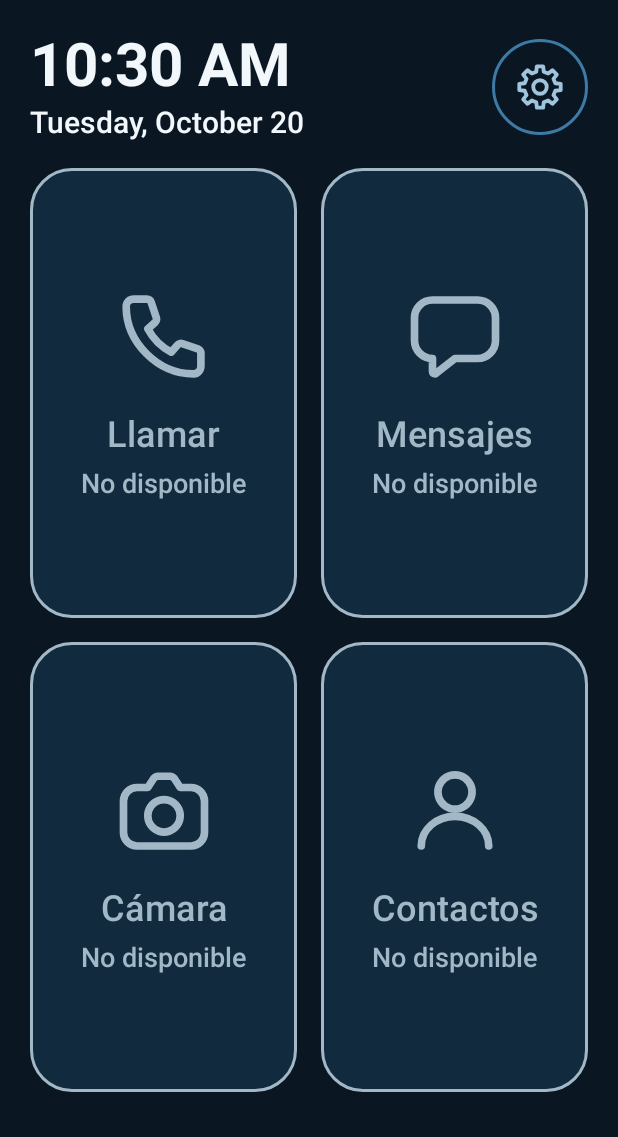
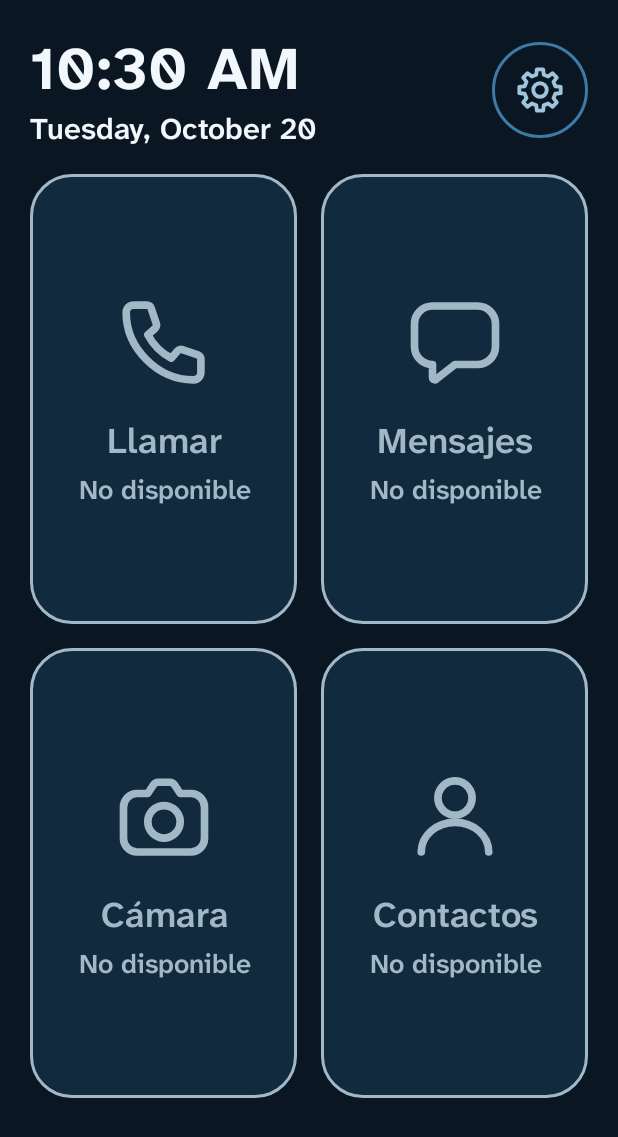
Before and after one commit to JaviBrozos/Coida, an Android app built with Jetpack Compose: the screen it shows after launch (LauncherActivity), on a phone screen of 412 x 824 dp. Shown: the top 1137 px of the screen. Run offline under Robolectric (Android 15) with nearby library versions, the phone set to English and light mode, and no system bars.

Commit message:
Cambia la letra de la app a Atkinson Hyperlegible Next
Cuatro grosores dentro del APK y el cuerpo en SemiBold (D-44). Es más ancha que Roboto: al 200 % en 360 dp «Contactos» pedía tres líneas y se cortaba, así que las casillas de app admiten cuatro, como las de contacto.

Co-Authored-By: Claude Opus 5.5 <noreply@anthropic.com>
Claude-Session: https://claude.ai/code/session_01D2UzY2ZPhFPG6SWEDPTd8v

```diff
--- a/app/src/main/java/com/doado/core/ui/Type.kt
+++ b/app/src/main/java/com/doado/core/ui/Type.kt
@@ -2,8 +2,10 @@ package com.doado.core.ui
 
 import androidx.compose.material3.Typography
 import androidx.compose.ui.text.TextStyle
+import androidx.compose.ui.text.font.Font
 import androidx.compose.ui.text.font.FontFamily
 import androidx.compose.ui.text.font.FontWeight
+import com.doado.R
 import androidx.compose.ui.text.style.LineHeightStyle
 import androidx.compose.ui.unit.sp
 
@@ -11,14 +13,30 @@ import androidx.compose.ui.unit.sp
  * Escala tipográfica de Doado: aproximadamente 1.5x la de Material 3.
  *
  * Material usa 16sp para el cuerpo de texto; aquí el cuerpo arranca en 24sp.
- * Además subimos el grosor (Medium/SemiBold en lugar de Normal) porque a tamaños
- * grandes un trazo fino pierde legibilidad para quien tiene poca visión, y
- * dejamos el interletrado a 0: el espaciado negativo de Material apelmaza el
- * texto cuando se amplía.
+ * Además subimos el grosor (SemiBold en cuerpo y etiquetas, Bold en titulares)
+ * porque a tamaños grandes un trazo fino pierde legibilidad para quien tiene
+ * poca visión, y dejamos el interletrado a 0: el espaciado negativo de Material
+ * apelmaza el texto cuando se amplía.
+ *
+ * La letra es Atkinson Hyperlegible Next (D-44), hecha para lectores con poca
+ * vista: no confunde I, l y 1, ni 0 y O. Va dentro del APK, así que se ve igual en
+ * todas las marcas y no depende de ninguna descarga.
  *
  * Todo va en sp, así que además respeta el tamaño de fuente que el usuario haya
  * configurado en los ajustes de accesibilidad del sistema.
  */
+
+/**
+ * Los cuatro grosores que trae el APK. Los que no estén declarados, Android los
+ * fingiría engordando otro, así que cualquier grosor nuevo de la escala tiene
+ * que tener aquí su fichero.
+ */
+private val Atkinson = FontFamily(
+    Font(R.font.atkinson_next_regular, FontWeight.Normal),
+    Font(R.font.atkinson_next_medium, FontWeight.Medium),
+    Font(R.font.atkinson_next_semibold, FontWeight.SemiBold),
+    Font(R.font.atkinson_next_bold, FontWeight.Bold),
+)
 
 private val Legible = LineHeightStyle(
     alignment = LineHeightStyle.Alignment.Center,
@@ -30,7 +48,7 @@ private fun doadoStyle(
     lineHeight: Int,
     weight: FontWeight,
 ) = TextStyle(
-    fontFamily = FontFamily.Default,
+    fontFamily = Atkinson,
     fontWeight = weight,
     fontSize = size.sp,
     lineHeight = lineHeight.sp,
@@ -55,9 +73,9 @@ val DoadoTypography = Typography(
     titleSmall = doadoStyle(22, 30, FontWeight.SemiBold),
 
     // Cuerpo de texto.
-    bodyLarge = doadoStyle(24, 34, FontWeight.Medium),
-    bodyMedium = doadoStyle(22, 30, FontWeight.Medium),
-    bodySmall = doadoStyle(20, 28, FontWeight.Medium),
+    bodyLarge = doadoStyle(24, 34, FontWeight.SemiBold),
+    bodyMedium = doadoStyle(22, 30, FontWeight.SemiBold),
+    bodySmall = doadoStyle(20, 28, FontWeight.SemiBold),
 
     // Etiquetas de botones y de las casillas del grid.
     labelLarge = doadoStyle(24, 32, FontWeight.SemiBold),
--- a/app/src/main/java/com/doado/launcher/AppTile.kt
+++ b/app/src/main/java/com/doado/launcher/AppTile.kt
@@ -155,6 +155,9 @@ private fun TileLabels(
     ) {
         // Con la letra al máximo «Mensajes» no cabe en media pantalla y se partía
         // en «Mensaje/s»: con guion por sílabas sale «Men-sajes», que se lee.
+        // Hasta cuatro líneas, como los contactos: con Atkinson (D-44), más ancha,
+        // «Contactos» pide tres en un móvil de 360 dp y con dos se cortaba en «…».
+        // La casilla crece.
         Text(
             text = app.label,
             style = MaterialTheme.typography.labelLarge.copy(
@@ -163,7 +166,7 @@ private fun TileLabels(
             ),
             color = color,
             textAlign = align,
-            maxLines = 2,
+            maxLines = 4,
             overflow = TextOverflow.Ellipsis,
         )
         if (!app.isAvailable) {
```
Also changed, not shown: app/src/main/res/font/atkinson_next_bold.ttf (added), app/src/main/res/font/atkinson_next_medium.ttf (added), app/src/main/res/font/atkinson_next_regular.ttf (added), app/src/main/res/font/atkinson_next_semibold.ttf (added).
